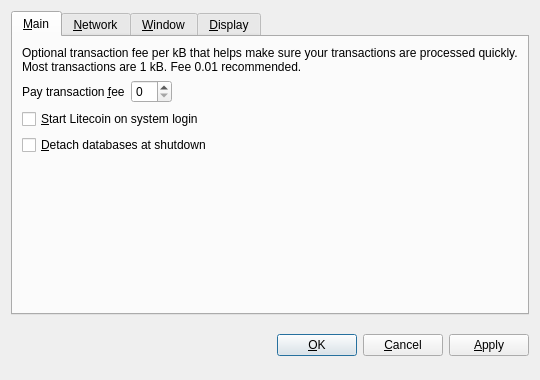
Before: the Qt Designer form src/qt/forms/optionsdialog.ui in tetcoin-legacy/czarcoin, drawn with Qt 5.
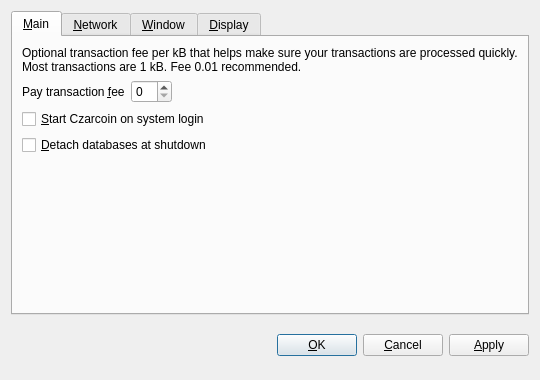
After: the same form once the commit is applied. The open tabs and pages were chosen to show the change. Custom widgets are drawn as their Qt base class.

Commit message: Czarcoin Genesis

Diff of the .ui file:
```diff
--- a/src/qt/forms/optionsdialog.ui
+++ b/src/qt/forms/optionsdialog.ui
@@ -82,7 +82,7 @@
           <string>Automatically start Litecoin after logging in to the system.</string>
          </property>
          <property name="text">
-          <string>&amp;Start Litecoin on system login</string>
+          <string>&amp;Start Czarcoin on system login</string>
          </property>
         </widget>
        </item>
```
Left out of the diff: 10 changed lines with no effect on the pictures. The commit also changes 53 other files.
